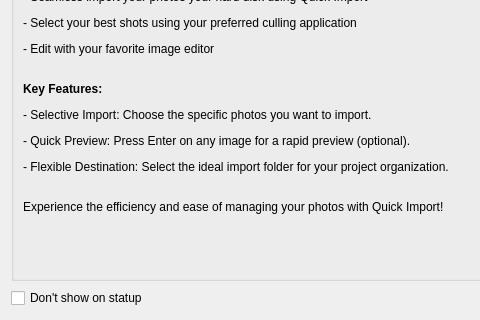
Old version of the form aboutdialog.ui in the repository herwinjan/QuickImport; both pictures show x 0 to 480 and y 210 to 530 of the 619 by 530 pixel window.
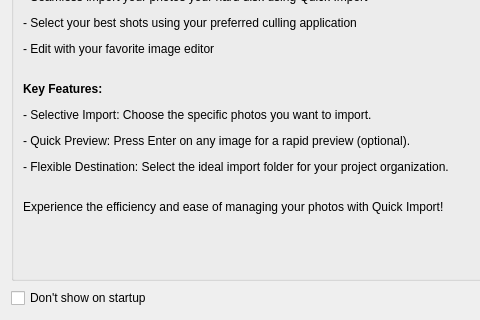
New version of the form.

```diff
--- a/aboutdialog.ui
+++ b/aboutdialog.ui
@@ -53,7 +53,7 @@
      <item>
       <widget class="QCheckBox" name="dontshowCheckBox">
        <property name="text">
-        <string>Don't show on statup</string>
+        <string>Don't show on startup</string>
        </property>
       </widget>
      </item>
```
